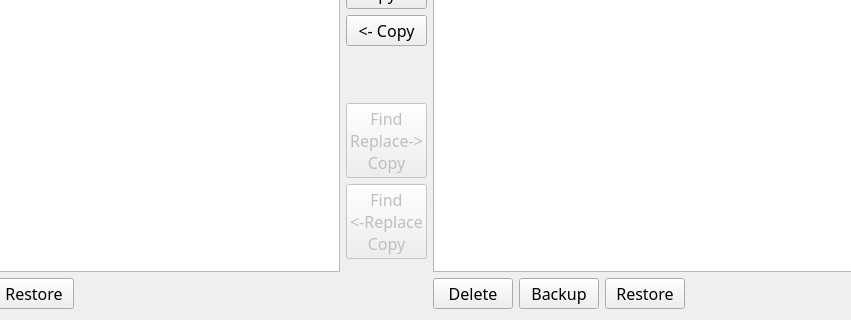
This is data/field_extraction_rule.ui in SumoLogic/sumologictoolbox as Qt 5 draws it before an edit; both pictures show x 189 to 1040 and y 113 to 433 of the 1151 by 433 pixel window. The edited form follows.
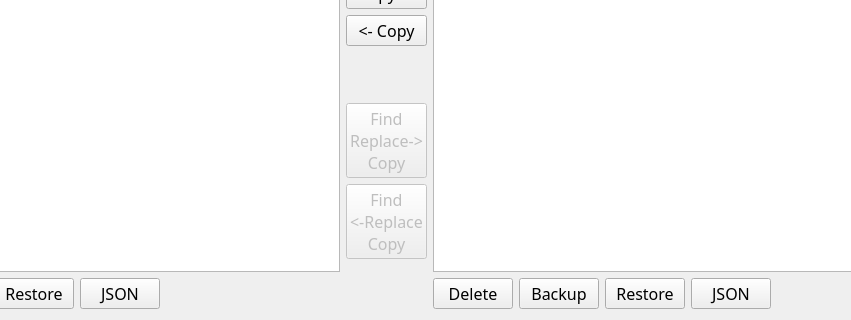
This is the edited form.

The edit to the form file:
```diff
--- a/data/field_extraction_rule.ui
+++ b/data/field_extraction_rule.ui
@@ -146,6 +146,22 @@
          </property>
         </widget>
        </item>
+       <item>
+        <widget class="QPushButton" name="pushButtonFERJSONLeft">
+         <property name="font">
+          <font>
+           <family>Waree</family>
+           <pointsize>12</pointsize>
+          </font>
+         </property>
+         <property name="toolTip">
+          <string>View FER(s) JSON</string>
+         </property>
+         <property name="text">
+          <string>JSON</string>
+         </property>
+        </widget>
+       </item>
        <item>
         <spacer name="horizontalSpacer_40">
          <property name="orientation">
@@ -424,6 +440,22 @@
          </property>
         </widget>
        </item>
+       <item>
+        <widget class="QPushButton" name="pushButtonFERJSONRight">
+         <property name="font">
+          <font>
+           <family>Waree</family>
+           <pointsize>12</pointsize>
+          </font>
+         </property>
+         <property name="toolTip">
+          <string>View FER(s) JSON</string>
+         </property>
+         <property name="text">
+          <string>JSON</string>
+         </property>
+        </widget>
+       </item>
        <item>
         <spacer name="horizontalSpacer_39">
          <property name="orientation">
```
